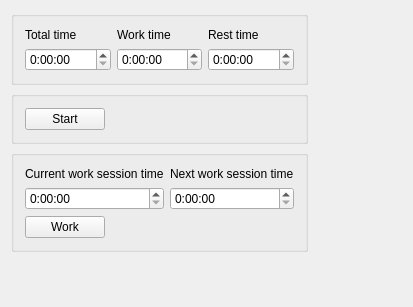
Above: mainwindow.ui from drula/WorkTimer before the change. Below: the same form after it.
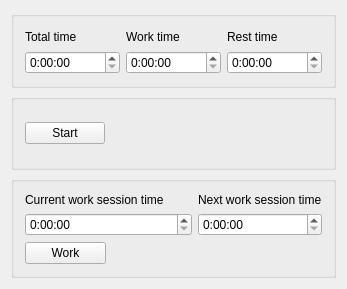
That is the form after the change.

Commit message: Disabled window stretching

Diff of the .ui file:
```diff
--- a/mainwindow.ui
+++ b/mainwindow.ui
@@ -6,35 +6,28 @@
    <rect>
     <x>0</x>
     <y>0</y>
-    <width>413</width>
-    <height>307</height>
+    <width>347</width>
+    <height>289</height>
    </rect>
   </property>
   <property name="sizePolicy">
-   <sizepolicy hsizetype="Fixed" vsizetype="Fixed">
+   <sizepolicy hsizetype="Expanding" vsizetype="Expanding">
     <horstretch>0</horstretch>
     <verstretch>0</verstretch>
    </sizepolicy>
   </property>
+  <property name="maximumSize">
+   <size>
+    <width>347</width>
+    <height>289</height>
+   </size>
+  </property>
   <property name="windowTitle">
    <string>Work timer</string>
   </property>
   <widget class="QWidget" name="centralWidget">
    <layout class="QGridLayout" name="gridLayout">
-    <item row="3" column="2">
-     <spacer name="verticalSpacer">
-      <property name="orientation">
-       <enum>Qt::Vertical</enum>
-      </property>
-      <property name="sizeHint" stdset="0">
-       <size>
-        <width>20</width>
-        <height>40</height>
-       </size>
-      </property>
-     </spacer>
-    </item>
-    <item row="0" column="0" colspan="5">
+    <item row="0" column="0" colspan="4">
      <widget class="QGroupBox" name="totalTimeGroupBox">
       <property name="title">
        <string/>
@@ -85,7 +78,7 @@
       </layout>
      </widget>
     </item>
-    <item row="1" column="0" colspan="5">
+    <item row="1" column="0" colspan="4">
      <widget class="QGroupBox" name="groupBox">
       <property name="title">
        <string/>
@@ -114,7 +107,7 @@
       </layout>
      </widget>
     </item>
-    <item row="2" column="0" colspan="5">
+    <item row="2" column="0" colspan="4">
      <widget class="QGroupBox" name="groupBox_2">
       <property name="title">
        <string/>
@@ -171,19 +164,6 @@
       </layout>
      </widget>
     </item>
-    <item row="0" column="5">
-     <spacer name="horizontalSpacer_2">
-      <property name="orientation">
-       <enum>Qt::Horizontal</enum>
-      </property>
-      <property name="sizeHint" stdset="0">
-       <size>
-        <width>40</width>
-        <height>20</height>
-       </size>
-      </property>
-     </spacer>
-    </item>
    </layout>
   </widget>
  </widget>
```
